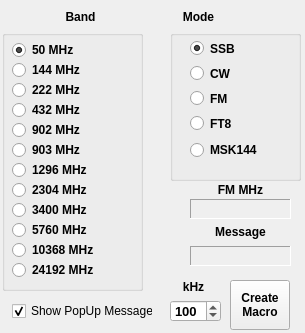
shankerwangmiao/wsjtx, file widgets/QSYMessageCreator.ui: the form before one commit.
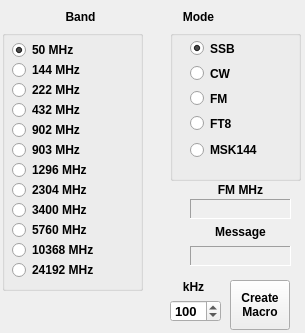
The form after the commit.

Commit message: Save and restore position of QSY message widgets. Add ability to receive QSY popups when the QSYMessage Creator widget is not open. The QSY feature is now basically operational.

The edit to the form file:
```diff
--- a/widgets/QSYMessageCreator.ui
+++ b/widgets/QSYMessageCreator.ui
@@ -674,22 +674,6 @@
     <set>Qt::AlignCenter</set>
    </property>
   </widget>
-  <widget class="QCheckBox" name="showMessagesChkBox">
-   <property name="geometry">
-    <rect>
-     <x>12</x>
-     <y>300</y>
-     <width>141</width>
-     <height>22</height>
-    </rect>
-   </property>
-   <property name="text">
-    <string>Show PopUp Messages</string>
-   </property>
-   <property name="checked">
-    <bool>true</bool>
-   </property>
-  </widget>
  </widget>
  <resources/>
  <connections/>
```
Left out of the diff: 27 changed lines with no effect on the pictures. The commit also changes 6 other files.
